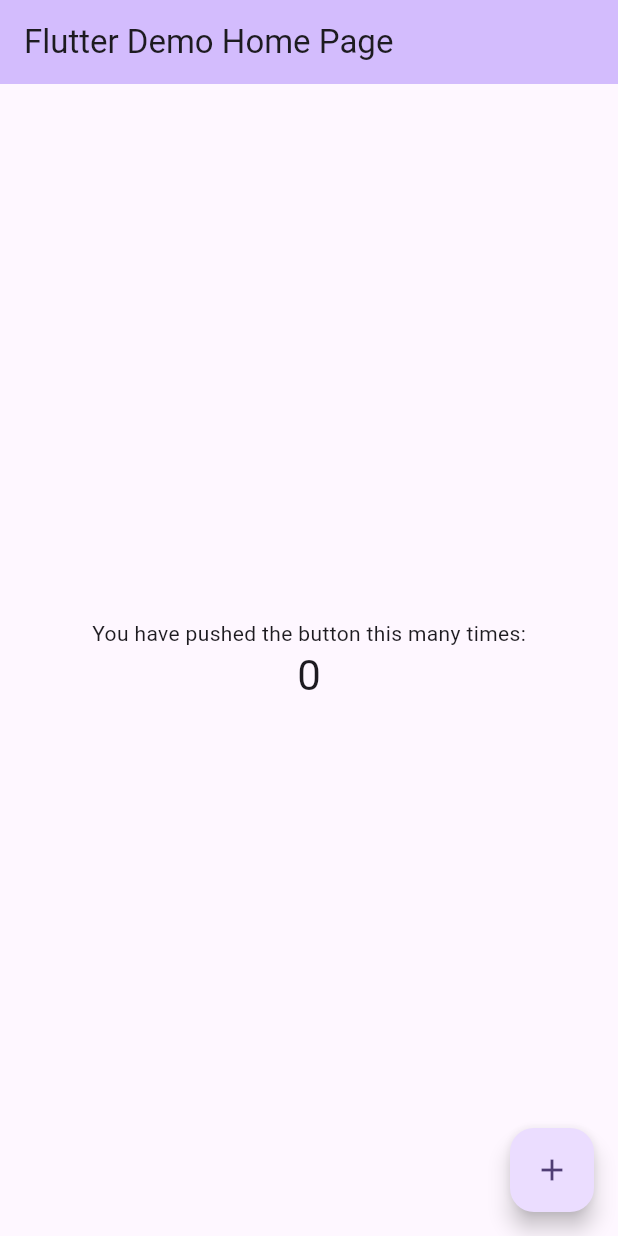
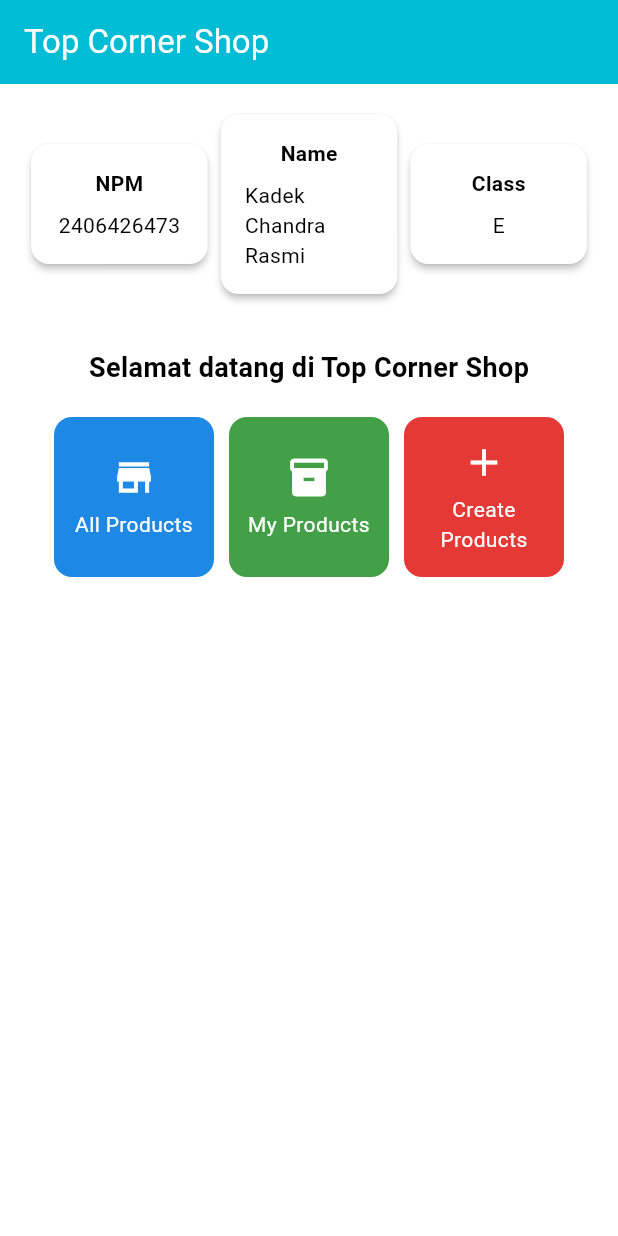
Before and after one commit to kyraa16/topcorner-shop-mobile, a Flutter app: the screen it shows after launch, on a phone screen of 412 x 824 dp. Run offline on Flutter 3.47's test engine with Material 3 defaults, Android fonts, the phone set to English and light mode, and no system bars.

Commit message:
implement buttons with snackbar feedback

```diff
--- a/lib/main.dart
+++ b/lib/main.dart
@@ -1,4 +1,5 @@
 import 'package:flutter/material.dart';
+import 'package:topcorner_shop/menu.dart';
 
 void main() {
   runApp(const MyApp());
@@ -28,95 +29,11 @@
         //
         // This works for code too, not just values: Most code changes can be
         // tested with just a hot reload.
-        colorScheme: ColorScheme.fromSeed(seedColor: Colors.deepPurple),
+        colorScheme: ColorScheme.fromSwatch(
+          primarySwatch: Colors.cyan,
+        ).copyWith(secondary: Colors.cyanAccent[900]),
       ),
-      home: const MyHomePage(title: 'Flutter Demo Home Page'),
+      home: MyHomePage(),
     );
   }
 }
-
-class MyHomePage extends StatefulWidget {
-  const MyHomePage({super.key, required this.title});
-
-  // This widget is the home page of your application. It is stateful, meaning
-  // that it has a State object (defined below) that contains fields that affect
-  // how it looks.
-
-  // This class is the configuration for the state. It holds the values (in this
-  // case the title) provided by the parent (in this case the App widget) and
-  // used by the build method of the State. Fields in a Widget subclass are
-  // always marked "final".
-
-  final String title;
-
-  @override
-  State<MyHomePage> createState() => _MyHomePageState();
-}
-
-class _MyHomePageState extends State<MyHomePage> {
-  int _counter = 0;
-
-  void _incrementCounter() {
-    setState(() {
-      // This call to setState tells the Flutter framework that something has
-      // changed in this State, which causes it to rerun the build method below
-      // so that the display can reflect the updated values. If we changed
-      // _counter without calling setState(), then the build method would not be
-      // called again, and so nothing would appear to happen.
-      _counter++;
-    });
-  }
-
-  @override
-  Widget build(BuildContext context) {
-    // This method is rerun every time setState is called, for instance as done
-    // by the _incrementCounter method above.
-    //
-    // The Flutter framework has been optimized to make rerunning build methods
-    // fast, so that you can just rebuild anything that needs updating rather
-    // than having to individually change instances of widgets.
-    return Scaffold(
-      appBar: AppBar(
-        // TRY THIS: Try changing the color here to a specific color (to
-        // Colors.amber, perhaps?) and trigger a hot reload to see the AppBar
-        // change color while the other colors stay the same.
-        backgroundColor: Theme.of(context).colorScheme.inversePrimary,
-        // Here we take the value from the MyHomePage object that was created by
-        // the App.build method, and use it to set our appbar title.
-        title: Text(widget.title),
-      ),
-      body: Center(
-        // Center is a layout widget. It takes a single child and positions it
-        // in the middle of the parent.
-        child: Column(
-          // Column is also a layout widget. It takes a list of children and
-          // arranges them vertically. By default, it sizes itself to fit its
-          // children horizontally, and tries to be as tall as its parent.
-          //
-          // Column has various properties to control how it sizes itself and
-          // how it positions its children. Here we use mainAxisAlignment to
-          // center the children vertically; the main axis here is the vertical
-          // axis because Columns are vertical (the cross axis would be
-          // horizontal).
-          //
-          // TRY THIS: Invoke "debug painting" (choose the "Toggle Debug Paint"
-          // action in the IDE, or press "p" in the console), to see the
-          // wireframe for each widget.
-          mainAxisAlignment: MainAxisAlignment.center,
-          children: <Widget>[
-            const Text('You have pushed the button this many times:'),
-            Text(
-              '$_counter',
-              style: Theme.of(context).textTheme.headlineMedium,
-            ),
-          ],
-        ),
-      ),
-      floatingActionButton: FloatingActionButton(
-        onPressed: _incrementCounter,
-        tooltip: 'Increment',
-        child: const Icon(Icons.add),
-      ), // This trailing comma makes auto-formatting nicer for build methods.
-    );
-  }
-}
--- /dev/null
+++ b/lib/menu.dart
@@ -0,0 +1,179 @@
+import 'package:flutter/material.dart';
+
+class MyHomePage extends StatelessWidget {
+  MyHomePage({super.key});
+
+  final String nama = "Kadek Chandra Rasmi"; //nama
+  final String npm = "2406426473"; //npm
+  final String kelas = "E"; //kelas
+
+  final List<ItemHomepage> items = [
+    ItemHomepage("All Products", Icons.store, Colors.blue.shade600),
+    ItemHomepage("My Products", Icons.inventory_2, Colors.green.shade600),
+    ItemHomepage("Create Products", Icons.add, Colors.red.shade600),
+  ];
+
+  @override
+  Widget build(BuildContext context) {
+    // Scaffold menyediakan struktur dasar halaman dengan AppBar dan body.
+    return Scaffold(
+      // AppBar adalah bagian atas halaman yang menampilkan judul.
+      appBar: AppBar(
+        // Judul aplikasi "Top Corner Shop" dengan teks putih dan tebal.
+        title: const Text(
+          'Top Corner Shop',
+          style: TextStyle(color: Colors.white, fontWeight: FontWeight.normal),
+        ),
+        // Warna latar belakang AppBar diambil dari skema warna tema aplikasi.
+        backgroundColor: Theme.of(context).colorScheme.primary,
+      ),
+      // Body halaman dengan padding di sekelilingnya.
+      body: Padding(
+        padding: const EdgeInsets.all(16.0),
+        // Menyusun widget secara vertikal dalam sebuah kolom.
+        child: Column(
+          crossAxisAlignment: CrossAxisAlignment.center,
+          children: [
+            // Row untuk menampilkan 3 InfoCard secara horizontal.
+            Row(
+              mainAxisAlignment: MainAxisAlignment.spaceEvenly,
+              children: [
+                InfoCard(title: 'NPM', content: npm),
+                InfoCard(title: 'Name', content: nama),
+                InfoCard(title: 'Class', content: kelas),
+              ],
+            ),
+
+            // Memberikan jarak vertikal 16 unit.
+            const SizedBox(height: 16.0),
+
+            // Menempatkan widget berikutnya di tengah halaman.
+            Center(
+              child: Column(
+                // Menyusun teks dan grid item secara vertikal.
+                children: [
+                  // Menampilkan teks sambutan dengan gaya tebal dan ukuran 18.
+                  const Padding(
+                    padding: EdgeInsets.only(top: 16.0),
+                    child: Text(
+                      'Selamat datang di Top Corner Shop',
+                      style: TextStyle(
+                        fontWeight: FontWeight.bold,
+                        fontSize: 18.0,
+                      ),
+                    ),
+                  ),
+
+                  // Grid untuk menampilkan ItemCard dalam bentuk grid 3 kolom.
+                  GridView.count(
+                    primary: true,
+                    padding: const EdgeInsets.all(20),
+                    crossAxisSpacing: 10,
+                    mainAxisSpacing: 10,
+                    crossAxisCount: 3,
+                    // Agar grid menyesuaikan tinggi kontennya.
+                    shrinkWrap: true,
+
+                    // Menampilkan ItemCard untuk setiap item dalam list items.
+                    children: items.map((ItemHomepage item) {
+                      return ItemCard(item);
+                    }).toList(),
+                  ),
+                ],
+              ),
+            ),
+          ],
+        ),
+      ),
+    );
+  }
+}
+
+class InfoCard extends StatelessWidget {
+  // Kartu informasi yang menampilkan title dan content.
+
+  final String title; // Judul kartu.
+  final String content; // Isi kartu.
+
+  const InfoCard({super.key, required this.title, required this.content});
+
+  @override
+  Widget build(BuildContext context) {
+    return Card(
+      // Membuat kotak kartu dengan bayangan dibawahnya.
+      elevation: 2.0,
+      child: Container(
+        // Mengatur ukuran dan jarak di dalam kartu.
+        width:
+            MediaQuery.of(context).size.width /
+            3.5, // menyesuaikan dengan lebar device yang digunakan.
+        padding: const EdgeInsets.all(16.0),
+        // Menyusun title dan content secara vertikal.
+        child: Column(
+          children: [
+            Text(title, style: const TextStyle(fontWeight: FontWeight.bold)),
+            const SizedBox(height: 8.0),
+            Text(content),
+          ],
+        ),
+      ),
+    );
+  }
+}
+
+class ItemHomepage {
+  final String name;
+  final IconData icon;
+  final Color color;
+
+  ItemHomepage(this.name, this.icon, this.color);
+}
+
+class ItemCard extends StatelessWidget {
+  // Menampilkan kartu dengan ikon dan nama.
+
+  final ItemHomepage item;
+
+  const ItemCard(this.item, {super.key});
+
+  @override
+  Widget build(BuildContext context) {
+    return Material(
+      // Menentukan warna latar belakang dari tema aplikasi.
+      color: item.color,
+      // Membuat sudut kartu melengkung.
+      borderRadius: BorderRadius.circular(12),
+
+      child: InkWell(
+        // Aksi ketika kartu ditekan.
+        onTap: () {
+          // Menampilkan pesan SnackBar saat kartu ditekan.
+          ScaffoldMessenger.of(context)
+            ..hideCurrentSnackBar()
+            ..showSnackBar(
+              SnackBar(content: Text("Kamu telah menekan tombol ${item.name}")),
+            );
+        },
+        // Container untuk menyimpan Icon dan Text
+        child: Container(
+          padding: const EdgeInsets.all(8),
+          child: Center(
+            child: Column(
+              // Menyusun ikon dan teks di tengah kartu.
+              mainAxisAlignment: MainAxisAlignment.center,
+              children: [
+                Icon(item.icon, color: Colors.white, size: 30.0),
+                const Padding(padding: EdgeInsets.all(3)),
+                Text(
+                  item.name,
+                  textAlign: TextAlign.center,
+                  style: const TextStyle(color: Colors.white),
+                ),
+              ],
+            ),
+          ),
+        ),
+      ),
+    );
+  }
+}
```
